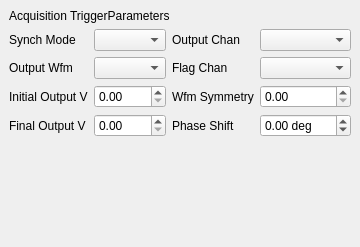
First picture: the form in source/qxrdacquisitiontriggerdialog.ui, repository guyjennings/qxrd, before the edit.
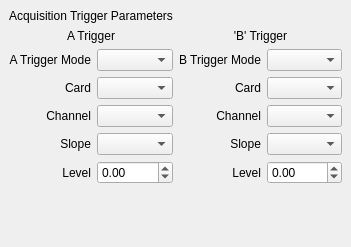
Second picture: the form after the edit.

Commit message: Work on acquisition trigger dialog

Patch:
```diff
--- a/source/qxrdacquisitiontriggerdialog.ui
+++ b/source/qxrdacquisitiontriggerdialog.ui
@@ -18,14 +18,17 @@
     <item row="0" column="0" colspan="4">
      <widget class="QLabel" name="label">
       <property name="text">
-       <string>Acquisition TriggerParameters</string>
+       <string>Acquisition Trigger Parameters</string>
       </property>
      </widget>
     </item>
     <item row="2" column="0">
      <widget class="QLabel" name="label_2">
       <property name="text">
-       <string>Synch Mode</string>
+       <string>A Trigger Mode</string>
+      </property>
+      <property name="alignment">
+       <set>Qt::AlignRight|Qt::AlignTrailing|Qt::AlignVCenter</set>
       </property>
      </widget>
     </item>
@@ -35,93 +38,50 @@
     <item row="6" column="0">
      <widget class="QLabel" name="label_4">
       <property name="text">
-       <string>Initial Output V</string>
+       <string>Channel</string>
       </property>
-     </widget>
-    </item>
-    <item row="6" column="1">
-     <widget class="QDoubleSpinBox" name="m_SyncAcqMinimum">
-      <property name="toolTip">
-       <string>Output voltage at waveform minimum: range -10V .. 10V
-Script property: synchronization.syncAcquisitionMinimum</string>
-      </property>
-      <property name="keyboardTracking">
-       <bool>false</bool>
+      <property name="alignment">
+       <set>Qt::AlignRight|Qt::AlignTrailing|Qt::AlignVCenter</set>
       </property>
      </widget>
     </item>
     <item row="8" column="2">
      <widget class="QLabel" name="label_9">
       <property name="text">
-       <string>Phase Shift</string>
+       <string>Slope</string>
       </property>
-     </widget>
-    </item>
-    <item row="8" column="3">
-     <widget class="QDoubleSpinBox" name="m_SyncAcqPhaseShift">
-      <property name="toolTip">
-       <string>&lt;!DOCTYPE HTML PUBLIC &quot;-//W3C//DTD HTML 4.0//EN&quot; &quot;http://www.w3.org/TR/REC-html40/strict.dtd&quot;&gt;
-&lt;html&gt;&lt;head&gt;&lt;meta name=&quot;qrichtext&quot; content=&quot;1&quot; /&gt;&lt;style type=&quot;text/css&quot;&gt;
-p, li { white-space: pre-wrap; }
-&lt;/style&gt;&lt;/head&gt;&lt;body style=&quot; font-family:'MS Shell Dlg 2'; font-size:8.25pt; font-weight:400; font-style:normal;&quot;&gt;
-&lt;p style=&quot; margin-top:0px; margin-bottom:0px; margin-left:0px; margin-right:0px; -qt-block-indent:0; text-indent:0px;&quot;&gt;&lt;span style=&quot; font-size:8pt;&quot;&gt;Phase shift of synchronization waveform &lt;/span&gt;&lt;/p&gt;
-&lt;p style=&quot; margin-top:0px; margin-bottom:0px; margin-left:0px; margin-right:0px; -qt-block-indent:0; text-indent:0px;&quot;&gt;&lt;span style=&quot; font-size:8pt;&quot;&gt;- range -360 deg .. 360 deg&lt;/span&gt;&lt;/p&gt;
-&lt;p style=&quot; margin-top:0px; margin-bottom:0px; margin-left:0px; margin-right:0px; -qt-block-indent:0; text-indent:0px;&quot;&gt;&lt;span style=&quot; font-size:8pt;&quot;&gt;Script Property synchronization.syncAcquisitionPhaseShift&lt;/span&gt;&lt;/p&gt;&lt;/body&gt;&lt;/html&gt;</string>
-      </property>
-      <property name="keyboardTracking">
-       <bool>false</bool>
-      </property>
-      <property name="suffix">
-       <string> deg</string>
-      </property>
-      <property name="minimum">
-       <double>-360.000000000000000</double>
-      </property>
-      <property name="maximum">
-       <double>360.000000000000000</double>
+      <property name="alignment">
+       <set>Qt::AlignRight|Qt::AlignTrailing|Qt::AlignVCenter</set>
       </property>
      </widget>
     </item>
     <item row="6" column="2">
      <widget class="QLabel" name="label_6">
       <property name="text">
-       <string>Wfm Symmetry</string>
+       <string>Channel</string>
       </property>
-     </widget>
-    </item>
-    <item row="8" column="1">
-     <widget class="QDoubleSpinBox" name="m_SyncAcqMaximum">
-      <property name="toolTip">
-       <string>Output voltage at waveform maximum: range -10V .. 10V
-Script property: synchronization.syncAcquisitionMaximum</string>
-      </property>
-      <property name="keyboardTracking">
-       <bool>false</bool>
-      </property>
-     </widget>
-    </item>
-    <item row="6" column="3">
-     <widget class="QDoubleSpinBox" name="m_SyncAcqSymmetry">
-      <property name="toolTip">
-       <string>Waveform symmetry factor (range -1..+1)
-Script property: synchronization.syncAcquisitionSymmetry</string>
-      </property>
-      <property name="keyboardTracking">
-       <bool>false</bool>
+      <property name="alignment">
+       <set>Qt::AlignRight|Qt::AlignTrailing|Qt::AlignVCenter</set>
       </property>
      </widget>
     </item>
     <item row="8" column="0">
      <widget class="QLabel" name="label_5">
       <property name="text">
-       <string>Final Output V</string>
+       <string>Slope</string>
+      </property>
+      <property name="alignment">
+       <set>Qt::AlignRight|Qt::AlignTrailing|Qt::AlignVCenter</set>
       </property>
      </widget>
     </item>
     <item row="3" column="0">
      <widget class="QLabel" name="label_3">
       <property name="text">
-       <string>Output Wfm</string>
+       <string>Card</string>
+      </property>
+      <property name="alignment">
+       <set>Qt::AlignRight|Qt::AlignTrailing|Qt::AlignVCenter</set>
       </property>
      </widget>
     </item>
@@ -131,7 +91,10 @@
     <item row="2" column="2">
      <widget class="QLabel" name="label_7">
       <property name="text">
-       <string>Output Chan</string>
+       <string>B Trigger Mode</string>
+      </property>
+      <property name="alignment">
+       <set>Qt::AlignRight|Qt::AlignTrailing|Qt::AlignVCenter</set>
       </property>
      </widget>
     </item>
@@ -145,14 +108,17 @@
     <item row="3" column="2">
      <widget class="QLabel" name="label_8">
       <property name="text">
-       <string>Flag Chan</string>
+       <string>Card</string>
+      </property>
+      <property name="alignment">
+       <set>Qt::AlignRight|Qt::AlignTrailing|Qt::AlignVCenter</set>
       </property>
      </widget>
     </item>
     <item row="3" column="3">
      <widget class="QComboBox" name="m_SyncAcqFlagChan"/>
     </item>
-    <item row="9" column="0" colspan="4">
+    <item row="10" column="0" colspan="4">
      <spacer name="verticalSpacer">
       <property name="orientation">
        <enum>Qt::Vertical</enum>
@@ -165,6 +131,84 @@
       </property>
      </spacer>
     </item>
+    <item row="1" column="0" colspan="2">
+     <widget class="QLabel" name="label_10">
+      <property name="text">
+       <string>A Trigger</string>
+      </property>
+      <property name="alignment">
+       <set>Qt::AlignCenter</set>
+      </property>
+     </widget>
+    </item>
+    <item row="1" column="2" colspan="2">
+     <widget class="QLabel" name="label_11">
+      <property name="text">
+       <string>'B' Trigger</string>
+      </property>
+      <property name="alignment">
+       <set>Qt::AlignCenter</set>
+      </property>
+     </widget>
+    </item>
+    <item row="6" column="1">
+     <widget class="QComboBox" name="m_ATrigChan"/>
+    </item>
+    <item row="8" column="1">
+     <widget class="QComboBox" name="m_ATrigSlope"/>
+    </item>
+    <item row="6" column="3">
+     <widget class="QComboBox" name="m_BTrigChan"/>
+    </item>
+    <item row="8" column="3">
+     <widget class="QComboBox" name="m_BTrigSlope"/>
+    </item>
+    <item row="9" column="0">
+     <widget class="QLabel" name="label_12">
+      <property name="text">
+       <string>Level</string>
+      </property>
+      <property name="alignment">
+       <set>Qt::AlignRight|Qt::AlignTrailing|Qt::AlignVCenter</set>
+      </property>
+     </widget>
+    </item>
+    <item row="9" column="1">
+     <widget class="QDoubleSpinBox" name="m_ATrigLevel">
+      <property name="minimum">
+       <double>-10.000000000000000</double>
+      </property>
+      <property name="maximum">
+       <double>10.000000000000000</double>
+      </property>
+      <property name="singleStep">
+       <double>0.100000000000000</double>
+      </property>
+     </widget>
+    </item>
+    <item row="9" column="2">
+     <widget class="QLabel" name="label_13">
+      <property name="text">
+       <string>Level</string>
+      </property>
+      <property name="alignment">
+       <set>Qt::AlignRight|Qt::AlignTrailing|Qt::AlignVCenter</set>
+      </property>
+     </widget>
+    </item>
+    <item row="9" column="3">
+     <widget class="QDoubleSpinBox" name="m_BTrigLevel">
+      <property name="minimum">
+       <double>-10.000000000000000</double>
+      </property>
+      <property name="maximum">
+       <double>10.000000000000000</double>
+      </property>
+      <property name="singleStep">
+       <double>0.100000000000000</double>
+      </property>
+     </widget>
+    </item>
    </layout>
   </widget>
  </widget>
```
Left out of the diff: 8 changed lines with no effect on the pictures. The commit also changes 9 other files.
